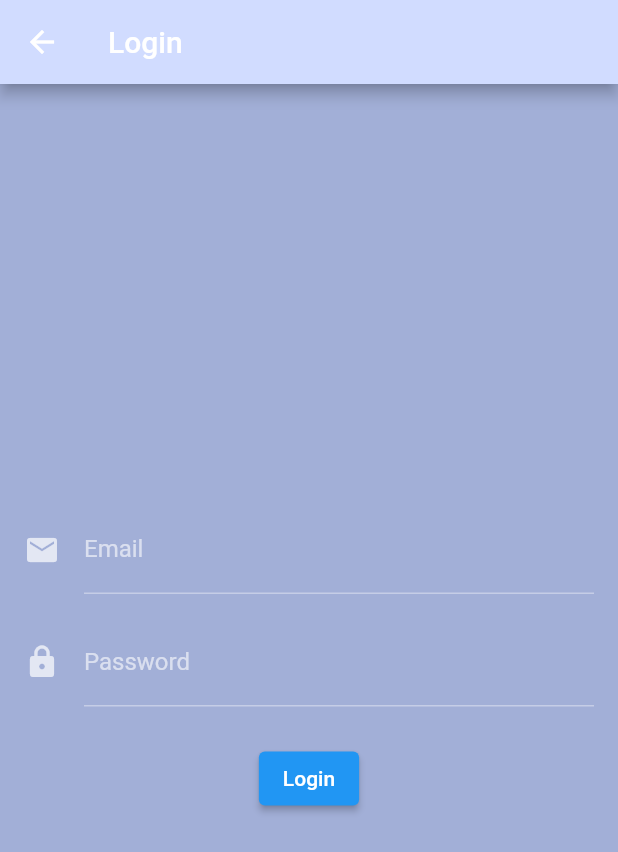
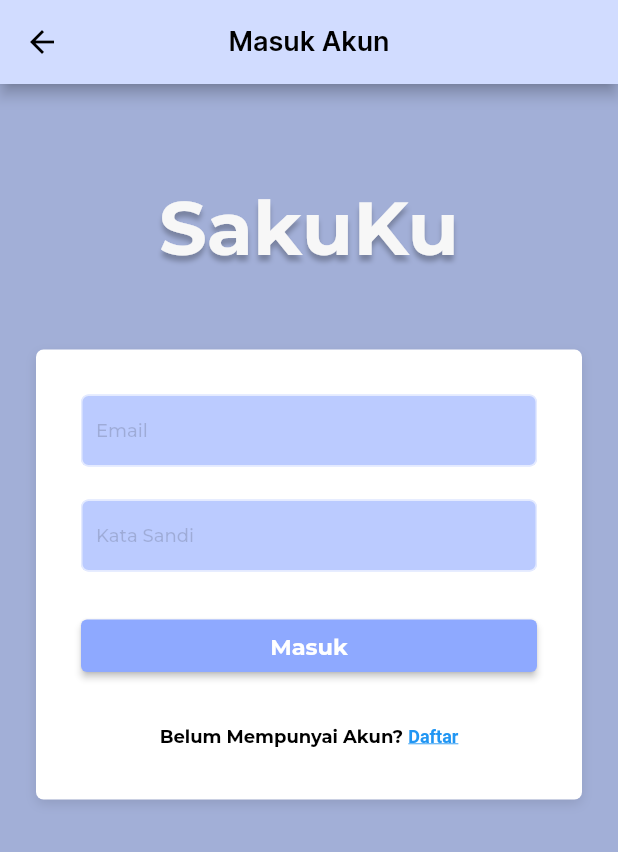
Before and after one commit to Adeebs11/Sakuku-Mobile-Kelompok-3-R004, a Flutter app: the LoginPage screen opened directly, on a phone screen of 412 x 824 dp. Shown: the top 852 px of the screen. Run offline on Flutter 3.47's test engine with Material 2 defaults, Android fonts, the phone set to English and light mode, and no system bars; project files that could hold a hidden picture were left out.

Commit message:
Update login_page.dart

```diff
--- a/lib/login_page.dart
+++ b/lib/login_page.dart
@@ -1,5 +1,5 @@
 import 'package:flutter/material.dart';
-import 'beranda.dart';
+import 'sakukus.dart';
 
 class LoginPage extends StatefulWidget {
   @override
@@ -14,43 +14,158 @@ class _LoginPageState extends State<LoginPage> {
   Widget build(BuildContext context) {
     return Scaffold(
       appBar: AppBar(
-        title: Text('Login'),
+        iconTheme: IconThemeData(color: Colors.black),
+        title: Text(
+          'Masuk Akun',
+          style: TextStyle(
+              fontFamily: 'Inter',
+              fontSize: 18,
+              color: Colors.black,
+              fontWeight: FontWeight.w600),
+        ),
+        centerTitle: true,
         backgroundColor: Color(0xFFD1DCFF),
       ),
-      body: Padding(
-        padding: EdgeInsets.all(16.0),
+      body: SafeArea(
+        child: ListView(
+          padding: const EdgeInsets.symmetric(horizontal: 24.0),
+          children: <Widget>[
+            const SizedBox(height: 50.0),
+            Column(
+              children: <Widget>[
+                // Image.asset('assets/diamond.png'), // Hapus gambar asset
+                const SizedBox(height: 16.0),
+                Text(
+                  'SakuKu',
+                  style: TextStyle(
+                    color: Color(0xFFF7F7F7),
+                    fontSize: 50,
+                    fontFamily: 'Montserrat',
+                    fontWeight: FontWeight.w700,
+                    shadows: [
+                      Shadow(
+                        color: Colors.black.withOpacity(0.25),
+                        offset: Offset(0, 4), // Atur offset bayangan
+                        blurRadius: 4.0, // Atur ukuran blur bayangan
+                      ),
+                    ],
+                  ),
+                ),
+              ],
+            ),
+            const SizedBox(height: 50.0),
+            Container(
+              height: 300,
+              padding: const EdgeInsets.all(30.0), // Padding untuk kotak
+              decoration: BoxDecoration(
+                color: Colors.white, // Warna latar belakang kotak
+                borderRadius: BorderRadius.circular(5.0), // Bentuk sudut kotak
+                boxShadow: [
+                  BoxShadow(
+                    color: Colors.black.withOpacity(0.1),
+                    blurRadius: 6.0,
+                    offset: Offset(0, 3),
+                  ),
+                ],
+              ),
               child: Column(
-          mainAxisAlignment: MainAxisAlignment.center,
-          crossAxisAlignment: CrossAxisAlignment.center,
                 children: [
-            TextField(
+                  Container(
+                    width: 400,
+                    height: 50,
+                    child: TextField(
                       controller: _emailController,
                       decoration: InputDecoration(
                           labelText: 'Email',
-                icon: Icon(Icons.email),
+                          labelStyle: TextStyle(
+                            fontFamily: 'Montserrat',
+                            fontWeight: FontWeight.w500,
+                            fontSize: 12,
+                            color: Color.fromARGB(40, 0, 0, 0),
                           ),
-              keyboardType: TextInputType.emailAddress,
+                          filled: true, // Gunakan latar belakang penuh
+                          fillColor:
+                              Color(0xFFBBCBFF), // Atur warna latar belakang
+                          contentPadding: EdgeInsets.all(10.0),
+                          border: OutlineInputBorder(
+                              borderRadius: BorderRadius.circular(5.0))),
                     ),
-            SizedBox(height: 16.0),
-            TextField(
+                  ),
+                  SizedBox(height: 20.0),
+                  Container(
+                    width: 400,
+                    height: 50,
+                    child: TextField(
                       controller: _passwordController,
                       decoration: InputDecoration(
-                labelText: 'Password',
-                icon: Icon(Icons.lock),
+                          labelText: 'Kata Sandi',
+                          labelStyle: TextStyle(
+                            fontFamily: 'Montserrat',
+                            fontSize: 12,
+                            fontWeight: FontWeight.w500,
+                            color: Color.fromARGB(40, 0, 0, 0),
                           ),
+                          filled: true, // Gunakan latar belakang penuh
+                          fillColor:
+                              Color(0xFFBBCBFF), // Atur warna latar belakang
+                          contentPadding: EdgeInsets.all(10.0),
+                          border: OutlineInputBorder(
+                              borderRadius: BorderRadius.circular(5.0))),
                       obscureText: true,
                     ),
-            SizedBox(height: 24.0),
-            ElevatedButton(
+                  ),
+                  SizedBox(height: 30.0),
+                  Container(
+                    height: 35.0, // Tentukan tinggi sesuai keinginan
+                    width: double.infinity,
+                    child: ElevatedButton(
+                      child: const Text(
+                        'Masuk',
+                        style: TextStyle(
+                          fontFamily: 'Montserrat',
+                          fontWeight: FontWeight.w700,
+                          fontSize: 15,
+                        ),
+                      ),
                       onPressed: () {
-                // Tambahkan logika autentikasi di sini
-                // Contoh sederhana: selalu melanjutkan login tanpa memeriksa email dan password
-                Navigator.pushReplacement(
+                        Navigator.push(
                           context,
-                  MaterialPageRoute(builder: (context) => BerandaPage()),
+                          MaterialPageRoute(
+                              builder: (context) => Beranda2Page()),
                         );
                       },
-              child: Text('Login'),
+                      style: ElevatedButton.styleFrom(
+                        primary: Color(0xFF8EA9FF),
+                        onPrimary: Colors.white,
+                      ),
+                    ),
+                  ),
+// Tentukan lebar sesuai keinginan
+
+                  SizedBox(height: 35.0),
+                  RichText(
+                    text: TextSpan(
+                      text: 'Belum Mempunyai Akun? ',
+                      style: TextStyle(
+                        fontFamily: 'Montserrat',
+                        fontSize: 12,
+                        fontWeight: FontWeight.w600,
+                        color: Colors.black,
+                      ),
+                      children: <TextSpan>[
+                        TextSpan(
+                          text: 'Daftar',
+                          style: TextStyle(
+                            color: Colors.blue, // Warna teks Daftar
+                            decoration: TextDecoration
+                                .underline, // Memberikan garis bawah
+                          ),
+                        ),
+                      ],
+                    ),
+                  ),
+                ],
+              ),
             ),
           ],
         ),
```
Lines whose indentation alone changed are shown as unchanged.
